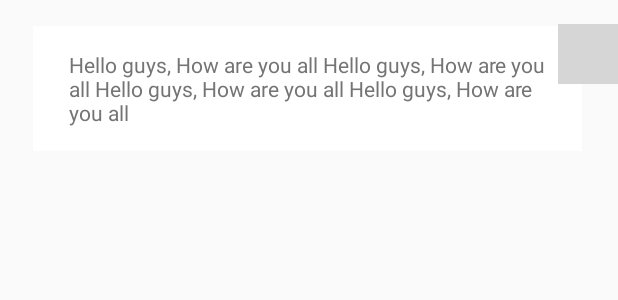
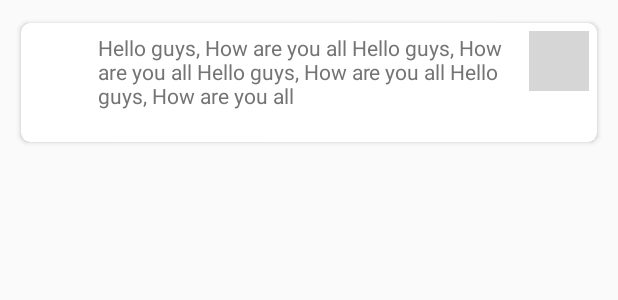
Before and after one commit to pallav92/buddyUp, an Android app: the layout receiver_msg.xml on its own in the app's theme, with its tools: preview values and no code run, on a phone screen of 412 x 824 dp. Shown: the top 300 px of the screen. Run offline under Robolectric (Android 15) with nearby library versions, the phone set to English and light mode, and no system bars; grey boxes are pictures that could not be loaded.

Commit message:
- cardview

```diff
--- a/app/src/main/res/layout/receiver_msg.xml
+++ b/app/src/main/res/layout/receiver_msg.xml
@@ -1,40 +1,45 @@
 <?xml version="1.0" encoding="utf-8"?>
-<RelativeLayout
-    xmlns:android="http://schemas.android.com/apk/res/android"
+<android.support.v7.widget.CardView xmlns:android="http://schemas.android.com/apk/res/android"
+    android:id="@+id/card_view"
+    style="@style/CardStyle"
     android:layout_width="match_parent"
     android:layout_height="wrap_content"
-    android:paddingTop="16dp"
-    android:paddingBottom="16dp">
+    android:layout_margin="10dp">
+
+    <RelativeLayout xmlns:android="http://schemas.android.com/apk/res/android"
+        android:layout_width="match_parent"
+        android:layout_height="wrap_content"
+        android:padding="5dp">
 
         <TextView
+            android:id="@+id/msg"
             android:layout_width="match_parent"
             android:layout_height="wrap_content"
-        android:background="@color/white"
-        android:id="@+id/msg"
-        android:paddingBottom="16dp"
-        android:paddingEnd="8dp"
-        android:paddingStart="24dp"
-        android:paddingTop="16dp"
+            android:layout_marginEnd="24dp"
             android:layout_marginStart="22dp"
             android:layout_marginTop="1dp"
-        android:layout_marginEnd="24dp"
+            android:background="@color/white"
             android:fontFamily="sans-serif"
-        android:textSize="14sp"
+            android:paddingBottom="16dp"
+            android:paddingEnd="25dp"
+            android:paddingStart="24dp"
             android:text="Hello guys, How are you all Hello guys, How are you all Hello guys, How are you all Hello guys, How are you all"
-        android:textColor="@color/gray" />
+            android:textColor="@color/gray"
+            android:textSize="14sp" />
 
         <LinearLayout
             android:layout_width="40dp"
             android:layout_height="40dp"
             android:layout_alignParentEnd="true">
-        <de.hdodenhof.circleimageview.CircleImageView
-            xmlns:app="http://schemas.android.com/apk/res-auto"
+
+            <de.hdodenhof.circleimageview.CircleImageView xmlns:app="http://schemas.android.com/apk/res-auto"
+                android:id="@+id/img"
                 android:layout_width="40dp"
                 android:layout_height="40dp"
-            android:id="@+id/img"
                 android:src="@drawable/girl1"
-            app:civ_border_width="1dp"
-            app:civ_border_color="@color/colorPrimaryDark"/>
+                app:civ_border_color="@color/colorPrimaryDark"
+                app:civ_border_width="1dp" />
         </LinearLayout>
 
     </RelativeLayout>
+</android.support.v7.widget.CardView>
--- a/app/src/main/res/values/styles.xml
+++ b/app/src/main/res/values/styles.xml
@@ -31,4 +31,11 @@
         <item name="android:windowExitAnimation">@anim/zoom_out</item>
     </style>
 
+    <style name="CardStyle" parent="CardView.Light">
+        <item name="cardElevation">2dp</item>
+        <item name="cardCornerRadius">6dp</item>
+        <item name="cardUseCompatPadding">true</item>
+        <item name="cardBackgroundColor">@color/white</item>
+    </style>
+
 </resources>
```
Also changed, not shown: app/src/main/res/layout/sender_msg.xml (+24 -18 lines). Lines whose indentation alone changed are shown as unchanged.
